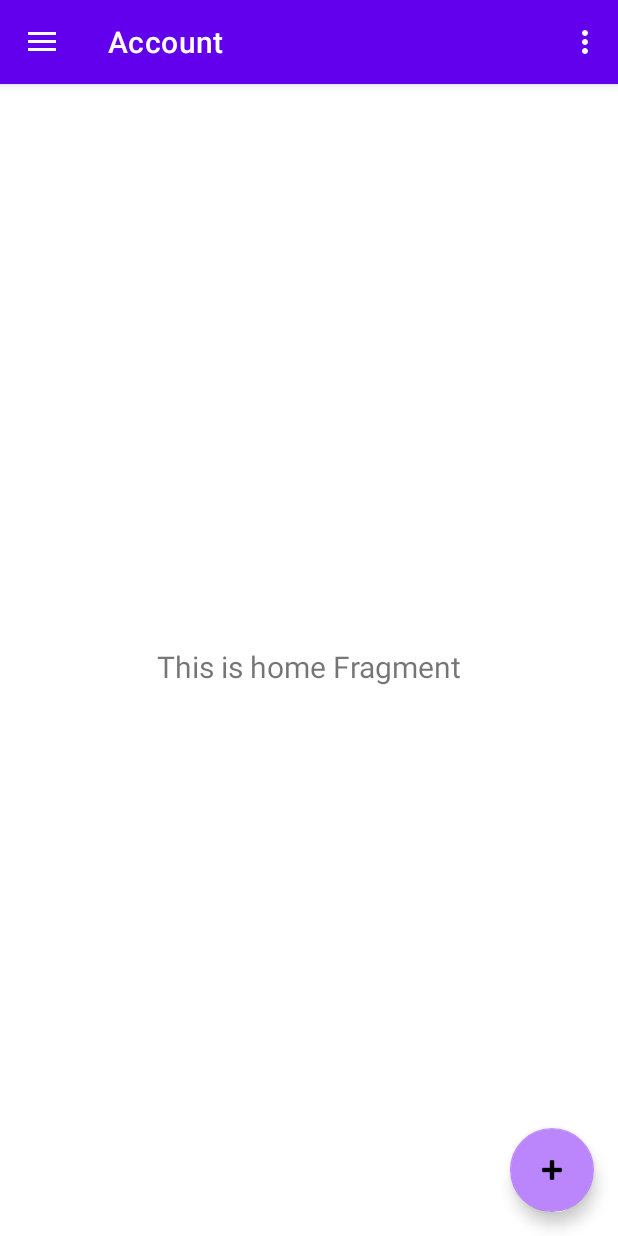
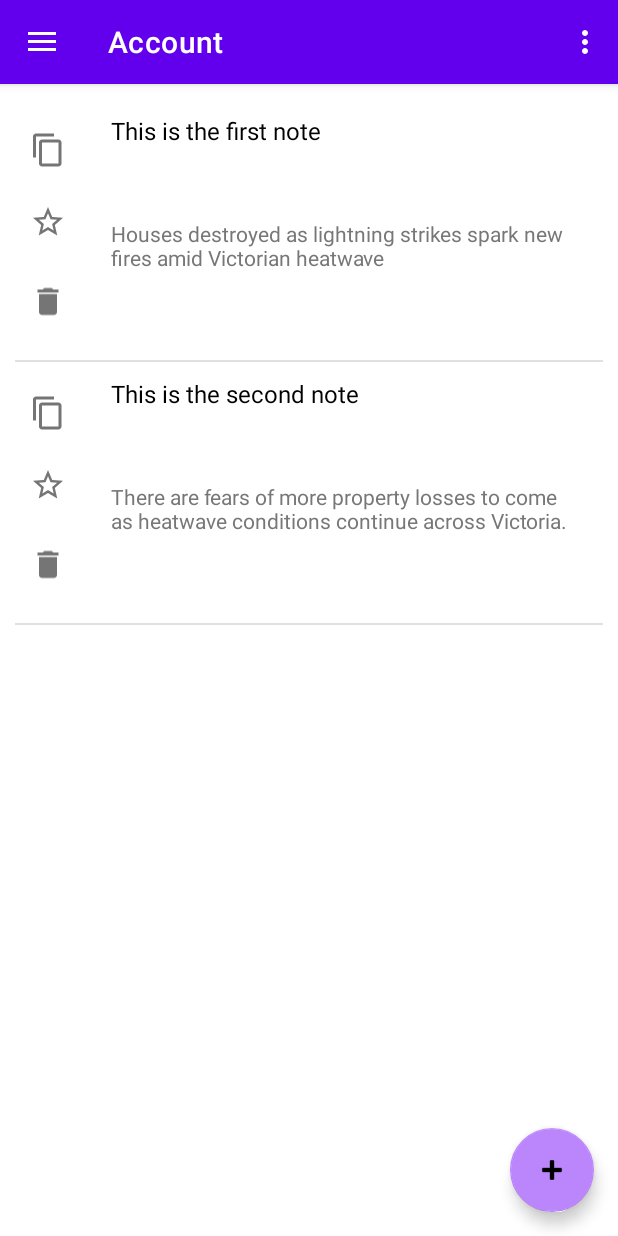
Before and after one commit to David6811/android_demo, an Android app: the screen it shows after launch (MainActivity), on a phone screen of 412 x 824 dp. Run offline under Robolectric (Android 15) with nearby library versions, the phone set to English and light mode, and no system bars; our stand-ins replace Room's generated code, navigation-ui.

Commit message:
Recycler view (#4)
* dependent on constraintlayout

* Dependent on recyclerview

* add linearLayoutManager into recyclerView

* initialize a list of Note

* Load data for recyclerview by HomeAdapter and item_layout.xml as well as some icons

```diff
--- a/app/build.gradle.kts
+++ b/app/build.gradle.kts
@@ -51,6 +51,9 @@ dependencies {
     testImplementation(libs.androidx.room.testing)
     implementation(libs.androidx.room.paging)
 
+    implementation(libs.androidx.constraintlayout)
+    implementation(libs.androidx.recyclerview)
+
     implementation(libs.androidx.core.ktx)
     implementation(libs.androidx.appcompat)
     implementation(libs.material)
--- a/app/src/main/java/com/example/myapplication/entities/Note.kt
+++ b/app/src/main/java/com/example/myapplication/entities/Note.kt
@@ -7,6 +7,7 @@ import androidx.room.PrimaryKey
 @Entity(tableName = "note")
 data class Note(
     @PrimaryKey @ColumnInfo(name = "objectId") val objectId: String,
+    val title: String,
     val content: String,
     val parentObjectId: String,
     val status: Int,
--- /dev/null
+++ b/app/src/main/java/com/example/myapplication/ui/home/HomeAdapter.kt
@@ -0,0 +1,38 @@
+package com.example.myapplication.ui.home
+
+import android.view.LayoutInflater
+import android.view.View
+import android.view.ViewGroup
+import android.widget.TextView
+import androidx.recyclerview.widget.RecyclerView
+import com.example.myapplication.R
+import com.example.myapplication.entities.Note
+
+class HomeAdapter(private val noteList: List<Note>) :
+    RecyclerView.Adapter<HomeAdapter.ViewHolder>() {
+
+    override fun onCreateViewHolder(parent: ViewGroup, viewType: Int): ViewHolder {
+        val view = LayoutInflater.from(parent.context).inflate(R.layout.item_layout, parent, false)
+        return ViewHolder(view)
+    }
+
+    override fun onBindViewHolder(holder: ViewHolder, position: Int) {
+        val note = noteList[position]
+        holder.bind(note)
+    }
+
+    override fun getItemCount(): Int {
+        return noteList.size
+    }
+
+    // ViewHolder class
+    class ViewHolder(itemView: View) : RecyclerView.ViewHolder(itemView) {
+        private val title: TextView = itemView.findViewById(R.id.title)
+        private val content: TextView = itemView.findViewById(R.id.content)
+
+        fun bind(note: Note) {
+            title.text = note.title
+            content.text = note.content
+        }
+    }
+}
--- a/app/src/main/java/com/example/myapplication/ui/home/HomeFragment.kt
+++ b/app/src/main/java/com/example/myapplication/ui/home/HomeFragment.kt
@@ -4,35 +4,58 @@ import android.os.Bundle
 import android.view.LayoutInflater
 import android.view.View
 import android.view.ViewGroup
-import android.widget.TextView
 import androidx.fragment.app.Fragment
-import androidx.lifecycle.ViewModelProvider
+import androidx.recyclerview.widget.DividerItemDecoration
+import androidx.recyclerview.widget.LinearLayoutManager
 import com.example.myapplication.databinding.FragmentHomeBinding
+import com.example.myapplication.entities.Note
 
 class HomeFragment : Fragment() {
-
     private var _binding: FragmentHomeBinding? = null
-
-    // This property is only valid between onCreateView and
-    // onDestroyView.
     private val binding get() = _binding!!
 
+    private val notes: MutableList<Note> = mutableListOf(
+        Note(
+            objectId = "1",
+            title = "This is the first note",
+            content = "Houses destroyed as lightning strikes spark new fires amid Victorian heatwave",
+            parentObjectId = "0",
+            status = 1,
+            tags = "work,important",
+            createdAt = "2024-02-03T10:00:00Z",
+            updatedAt = "2024-02-03T12:00:00Z"
+        ),
+        Note(
+            objectId = "2",
+            title = "This is the second note",
+            content = "There are fears of more property losses to come as heatwave conditions continue across Victoria.",
+            parentObjectId = "0",
+            status = 0,
+            tags = "personal,todo",
+            createdAt = "2024-02-03T11:00:00Z",
+            updatedAt = "2024-02-03T13:00:00Z"
+        )
+    )
+
+
     override fun onCreateView(
-        inflater: LayoutInflater,
-        container: ViewGroup?,
+        inflater: LayoutInflater, container: ViewGroup?,
         savedInstanceState: Bundle?
     ): View {
-        val homeViewModel =
-            ViewModelProvider(this).get(HomeViewModel::class.java)
+        _binding = FragmentHomeBinding.inflate(inflater, container, false)
+        return binding.root
+    }
 
-        _binding = FragmentHomeBinding.inflate(inflater, container, false)
-        val root: View = binding.root
+    override fun onViewCreated(view: View, savedInstanceState: Bundle?) {
+        super.onViewCreated(view, savedInstanceState)
 
-        val textView: TextView = binding.textHome
-        homeViewModel.text.observe(viewLifecycleOwner) {
-            textView.text = it
+        val homeAdapter = HomeAdapter(notes)
+
+        binding.recyclerView.apply {
+            layoutManager = LinearLayoutManager(requireContext())
+            addItemDecoration(DividerItemDecoration(context, LinearLayoutManager.VERTICAL))
+            adapter = homeAdapter
         }
-        return root
     }
 
     override fun onDestroyView() {
--- /dev/null
+++ b/app/src/main/res/drawable/ic_content_copy_grey_24dp.xml
@@ -0,0 +1,10 @@
+<vector xmlns:android="http://schemas.android.com/apk/res/android"
+        android:width="24dp"
+        android:height="24dp"
+        android:tint="@color/icon_gray_600"
+        android:viewportHeight="24.0"
+        android:viewportWidth="24.0">
+    <path
+        android:fillColor="#FF000000"
+        android:pathData="M16,1L4,1c-1.1,0 -2,0.9 -2,2v14h2L4,3h12L16,1zM19,5L8,5c-1.1,0 -2,0.9 -2,2v14c0,1.1 0.9,2 2,2h11c1.1,0 2,-0.9 2,-2L21,7c0,-1.1 -0.9,-2 -2,-2zM19,21L8,21L8,7h11v14z"/>
+</vector>
--- /dev/null
+++ b/app/src/main/res/drawable/ic_delete_grey600_24dp.xml
@@ -0,0 +1,5 @@
+<vector android:height="24dp" android:tint="@color/icon_gray_600"
+    android:viewportHeight="24.0" android:viewportWidth="24.0"
+    android:width="24dp" xmlns:android="http://schemas.android.com/apk/res/android">
+    <path android:fillColor="#FF000000" android:pathData="M6,19c0,1.1 0.9,2 2,2h8c1.1,0 2,-0.9 2,-2V7H6v12zM19,4h-3.5l-1,-1h-5l-1,1H5v2h14V4z"/>
+</vector>
--- /dev/null
+++ b/app/src/main/res/drawable/ic_star_border_black_24dp.xml
@@ -0,0 +1,5 @@
+<vector android:height="24dp" android:tint="@color/icon_gray_600"
+    android:viewportHeight="24.0" android:viewportWidth="24.0"
+    android:width="24dp" xmlns:android="http://schemas.android.com/apk/res/android">
+    <path android:fillColor="#FF000000" android:pathData="M22,9.24l-7.19,-0.62L12,2 9.19,8.63 2,9.24l5.46,4.73L5.82,21 12,17.27 18.18,21l-1.63,-7.03L22,9.24zM12,15.4l-3.76,2.27 1,-4.28 -3.32,-2.88 4.38,-0.38L12,6.1l1.71,4.04 4.38,0.38 -3.32,2.88 1,4.28L12,15.4z"/>
+</vector>
--- a/app/src/main/res/layout/fragment_home.xml
+++ b/app/src/main/res/layout/fragment_home.xml
@@ -6,15 +6,11 @@
     android:layout_height="match_parent"
     tools:context=".ui.home.HomeFragment">
 
-    <TextView
-        android:id="@+id/text_home"
+    <androidx.recyclerview.widget.RecyclerView
+        android:id="@+id/recyclerView"
         android:layout_width="match_parent"
-        android:layout_height="wrap_content"
-        android:layout_marginStart="8dp"
-        android:layout_marginTop="8dp"
-        android:layout_marginEnd="8dp"
-        android:textAlignment="center"
-        android:textSize="20sp"
+        android:layout_height="match_parent"
+        android:padding="10dp"
         app:layout_constraintBottom_toBottomOf="parent"
         app:layout_constraintEnd_toEndOf="parent"
         app:layout_constraintStart_toStartOf="parent"
--- /dev/null
+++ b/app/src/main/res/layout/item_layout.xml
@@ -0,0 +1,71 @@
+<?xml version="1.0" encoding="utf-8"?>
+<LinearLayout xmlns:android="http://schemas.android.com/apk/res/android"
+    android:layout_width="match_parent"
+    android:layout_height="wrap_content"
+    android:baselineAligned="false"
+    android:orientation="horizontal"
+    android:padding="10dp">
+
+    <LinearLayout
+        android:layout_width="wrap_content"
+        android:layout_height="match_parent"
+        android:layout_marginEnd="20dp"
+        android:gravity="center"
+        android:orientation="vertical">
+
+        <!-- Icon 1 -->
+        <ImageView
+            android:layout_width="wrap_content"
+            android:layout_height="60dp"
+            android:layout_marginBottom="0dp"
+            android:layout_weight="1"
+            android:src="@drawable/ic_content_copy_grey_24dp" />
+
+        <!-- Icon 2 -->
+        <ImageView
+            android:layout_width="wrap_content"
+            android:layout_height="60dp"
+            android:layout_marginBottom="5dp"
+            android:layout_weight="1"
+            android:src="@drawable/ic_star_border_black_24dp" />
+
+        <!-- Icon 3 -->
+        <ImageView
+            android:layout_width="wrap_content"
+            android:layout_height="60dp"
+            android:layout_marginBottom="5dp"
+            android:layout_weight="1"
+            android:src="@drawable/ic_delete_grey600_24dp" />
+    </LinearLayout>
+
+    <!-- 右侧，包含两个TextView -->
+    <LinearLayout
+        android:layout_width="0dp"
+        android:layout_height="wrap_content"
+        android:layout_weight="1"
+        android:orientation="vertical"
+        android:paddingStart="10dp"
+        android:paddingEnd="10dp">
+
+        <!-- 标题和创建时间 -->
+        <TextView
+            android:id="@+id/title"
+            android:layout_width="match_parent"
+            android:layout_height="wrap_content"
+            android:gravity="start"
+            android:text="Title - Create Time"
+            android:textColor="#000000"
+            android:textSize="16sp" />
+
+        <!-- 内容 -->
+        <TextView
+            android:id="@+id/content"
+            android:layout_width="match_parent"
+            android:layout_height="132dp"
+            android:gravity="center_vertical|start"
+            android:text="Content"
+            android:textColor="#777777"
+            android:textSize="14sp" />
+    </LinearLayout>
+
+</LinearLayout>
--- /dev/null
+++ b/app/src/main/res/values/common_colors.xml
@@ -0,0 +1,25 @@
+<resources>
+
+    <color name="divider_bg">#DEDEDE</color>
+    <color name="divider">#BDBDBD</color>
+    <color name="light_gray_half">#75222222</color>
+    <color name="gray">#999999</color>
+    <color name="fingerprint_hint_color">#802F2F2F</color>
+    <color name="settings_description">#6D6D6C</color>
+
+    <color name="black_gray">#333333</color>
+    <color name="warning_color">#f4511e</color>
+    <color name="color_primary_dark">#512DA8</color>
+    <color name="color_primary_dark_half">#50303F9F</color>
+    <color name="color_accent">#FF4081</color>
+    <color name="color_accent_half">#50FF4081</color>
+    <color name="color_primary">#673AB7</color>
+    <color name="color_primary_half">#503F51B5</color>
+    <color name="icon_gray_600">#757575</color>
+
+    <color name="colorPrimary">@color/color_primary</color>
+    <color name="colorPrimaryDark">@color/color_primary_dark</color>
+    <color name="colorAccent">@color/color_accent</color>
+
+
+</resources>
--- a/gradle/libs.versions.toml
+++ b/gradle/libs.versions.toml
@@ -12,6 +12,7 @@ lifecycleLivedataKtx = "2.8.7"
 lifecycleViewmodelKtx = "2.8.7"
 navigationFragmentKtx = "2.8.6"
 navigationUiKtx = "2.8.6"
+recyclerview = "1.4.0"
 
 roomCompilerVersion = "2.6.1"
 roomGuava = "2.6.1"
@@ -44,6 +45,8 @@ androidx-room-rxjava2 = { module = "androidx.room:room-rxjava2", version.ref = "
 androidx-room-rxjava3 = { module = "androidx.room:room-rxjava3", version.ref = "roomRxjava3" }
 androidx-room-testing = { module = "androidx.room:room-testing", version.ref = "roomTesting" }
 
+androidx-recyclerview = { group = "androidx.recyclerview", name = "recyclerview", version.ref = "recyclerview" }
+
 room-compiler = { module = "androidx.room:room-compiler", version.ref = "roomCompilerVersion" }
 core-ktx = { group = "androidx.test", name = "core-ktx", version.ref = "coreKtxVersion" }
 
```
